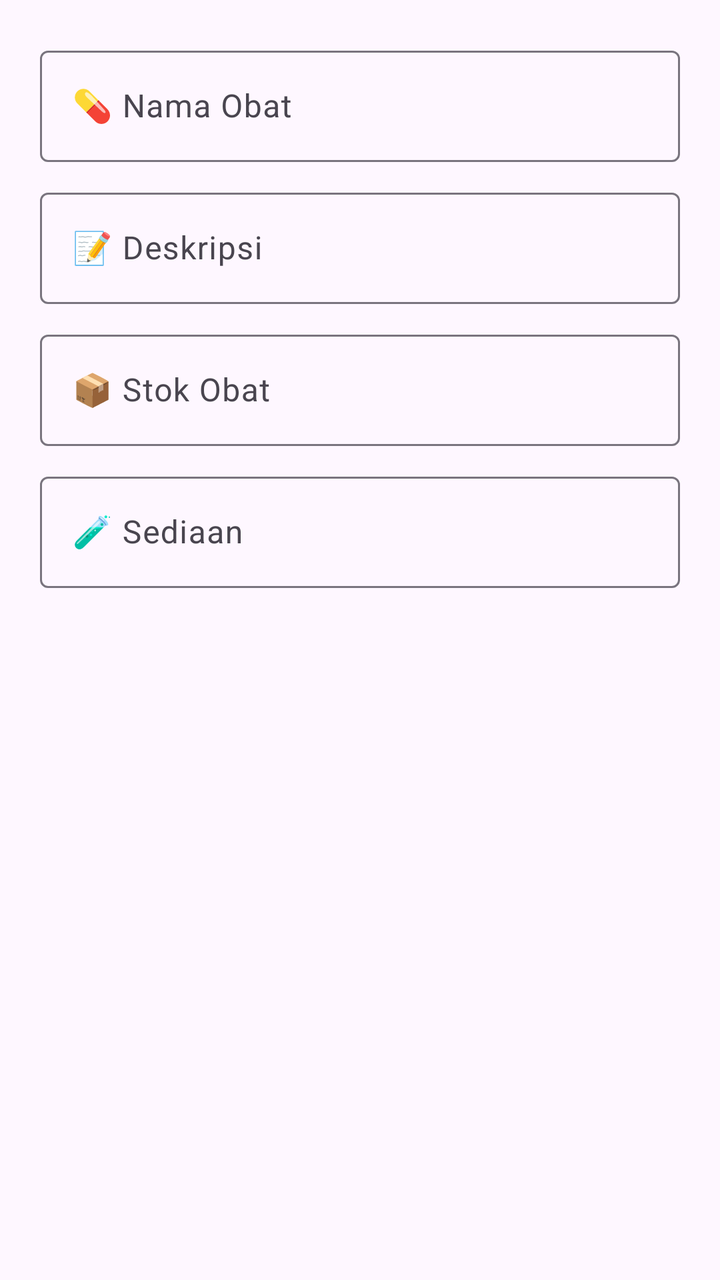
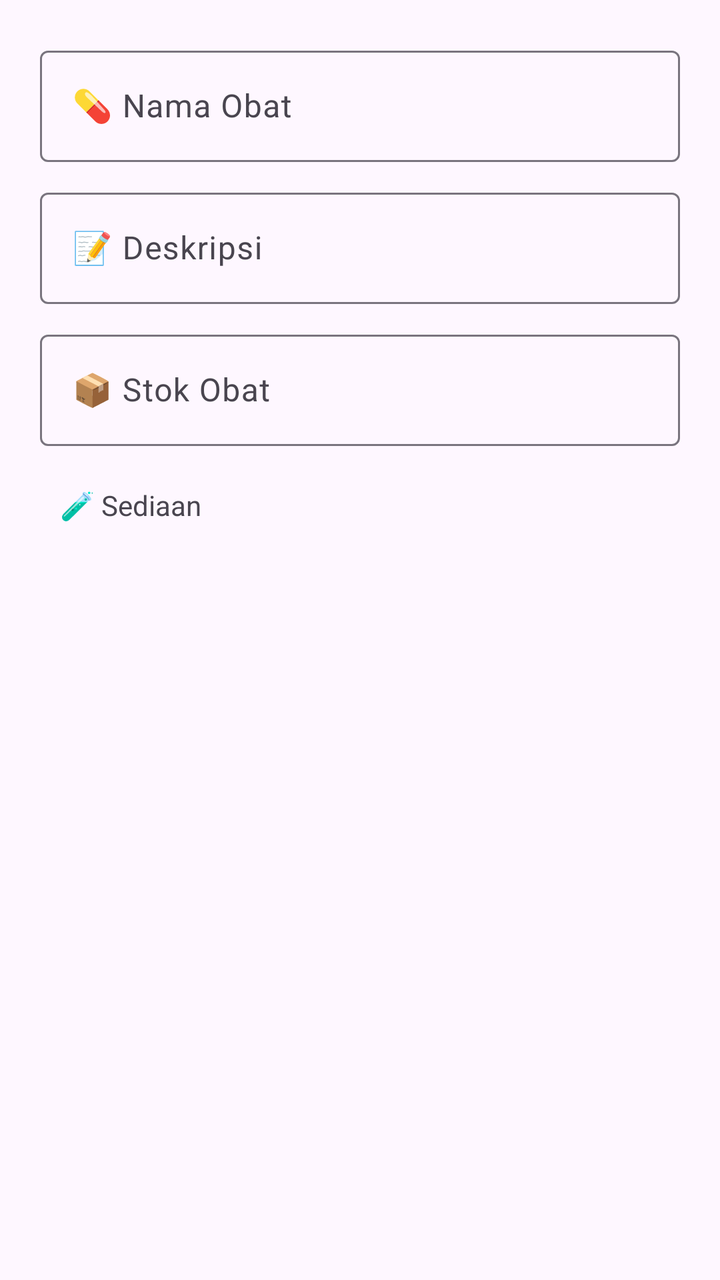

Before-and-after screenshots of an Android layout around one commit, followed by the original layout XML and the change that was made.
<!-- AndroidManifest.xml: application theme Theme.PetikCare -->
<!-- res/layout/dialog_tambah_obat.xml -->
<?xml version="1.0" encoding="utf-8"?>
<LinearLayout xmlns:android="http://schemas.android.com/apk/res/android"
    xmlns:app="http://schemas.android.com/apk/res-auto"
    android:layout_width="match_parent"
    android:layout_height="wrap_content"
    android:orientation="vertical"
    android:padding="20dp">

    <com.google.android.material.textfield.TextInputLayout
        android:id="@+id/til_nama_obat"
        android:layout_width="match_parent"
        android:layout_height="wrap_content"
        android:hint="@string/nama_obat">

        <com.google.android.material.textfield.TextInputEditText
            android:id="@+id/et_nama_obat"
            android:layout_width="match_parent"
            android:layout_height="wrap_content"
            android:inputType="text"/>

    </com.google.android.material.textfield.TextInputLayout>

    <com.google.android.material.textfield.TextInputLayout
        android:id="@+id/til_deskripsi"
        android:layout_width="match_parent"
        android:layout_height="wrap_content"
        android:layout_marginTop="10dp"
        android:hint="@string/description">

        <com.google.android.material.textfield.TextInputEditText
            android:id="@+id/et_deskripsi"
            android:layout_width="match_parent"
            android:layout_height="wrap_content"
            android:inputType="text"/>

    </com.google.android.material.textfield.TextInputLayout>

    <com.google.android.material.textfield.TextInputLayout
        android:id="@+id/til_stok"
        android:layout_width="match_parent"
        android:layout_marginTop="10dp"
        android:layout_height="wrap_content"
        android:hint="@string/stok_obat">

        <com.google.android.material.textfield.TextInputEditText
            android:id="@+id/et_stok"
            android:layout_width="match_parent"
            android:layout_height="wrap_content"
            android:inputType="number"/>

    </com.google.android.material.textfield.TextInputLayout>

    <com.google.android.material.textfield.TextInputLayout
        android:id="@+id/til_sediaan"
        android:layout_width="match_parent"
        android:layout_marginTop="10dp"
        android:layout_height="wrap_content"
        android:hint="@string/sediaan">

        <com.google.android.material.textfield.TextInputEditText
            android:id="@+id/et_sediaan"
            android:layout_width="match_parent"
            android:layout_height="wrap_content"
            android:inputType="text"/>
    </com.google.android.material.textfield.TextInputLayout>

</LinearLayout>
<!-- resources referenced by this layout -->
<resources>
  <string name="description">📝 Deskripsi</string>
  <string name="nama_obat">💊 Nama Obat</string>
  <string name="sediaan">🧪 Sediaan</string>
  <string name="stok_obat">📦 Stok Obat</string>
  <style name="Theme.PetikCare" parent="Base.Theme.PetikCare" />
  <style name="Base.Theme.PetikCare" parent="Theme.Material3.DayNight.NoActionBar">
          
          
      </style>
</resources>

<!-- the commit's change to res/layout/dialog_tambah_obat.xml (unified diff, before → after) -->
@@ -50,18 +50,21 @@
 
     </com.google.android.material.textfield.TextInputLayout>
 
-    <com.google.android.material.textfield.TextInputLayout
-        android:id="@+id/til_sediaan"
-        android:layout_width="match_parent"
+    <TextView
+        android:layout_width="wrap_content"
+        android:layout_height="wrap_content"
+        android:text="@string/sediaan"
+        android:layout_marginStart="10dp"
+        android:layout_marginTop="20dp"/>
+
+    <Spinner
+        android:id="@+id/spinner_item_obat"
+        android:layout_width="wrap_content"
+        android:layout_height="wrap_content"
         android:layout_marginTop="10dp"
-        android:layout_height="wrap_content"
-        android:hint="@string/sediaan">
-
-        <com.google.android.material.textfield.TextInputEditText
-            android:id="@+id/et_sediaan"
-            android:layout_width="match_parent"
-            android:layout_height="wrap_content"
-            android:inputType="text"/>
-    </com.google.android.material.textfield.TextInputLayout>
+        android:layout_marginStart="20dp"
+        android:background="@color/white"
+        app:layout_constraintStart_toStartOf="parent"
+        app:layout_constraintTop_toBottomOf="@id/tv_sediaan" />
 
 </LinearLayout>
<!-- resource entries referenced after the edit -->
@@ -1,5 +1,6 @@
 <!-- resources referenced by this layout -->
 <resources>
+  <color name="white">#FFFFFFFF</color>
   <string name="description">📝 Deskripsi</string>
   <string name="nama_obat">💊 Nama Obat</string>
   <string name="sediaan">🧪 Sediaan</string>
